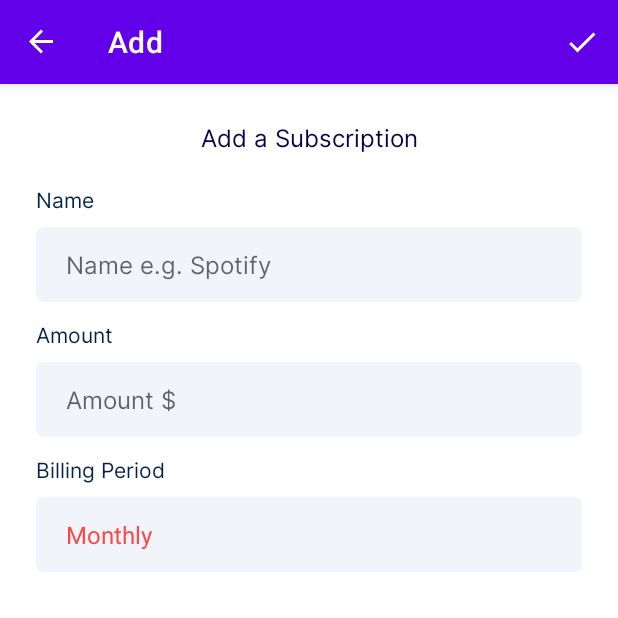
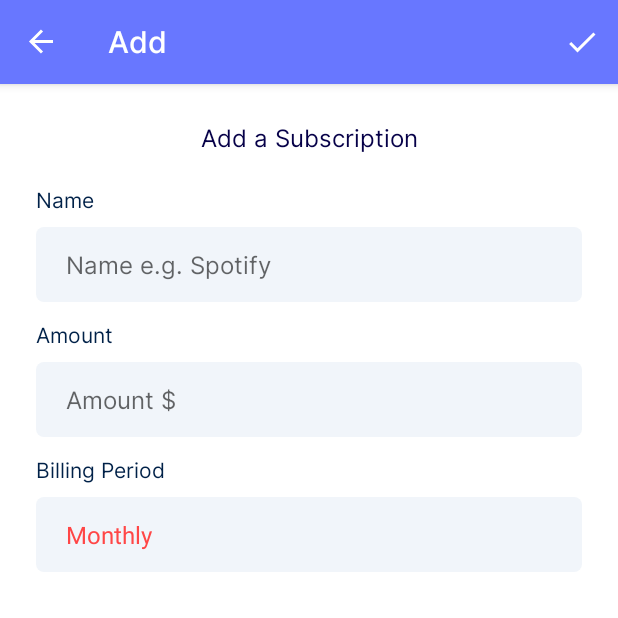
Before and after one commit to boonsuen/recurr, an Android app: the AddFragment screen opened through its navigation route, on a phone screen of 412 x 824 dp, the top half of it. Run offline under Robolectric (Android 15) with nearby library versions, the phone set to English and light mode, and no system bars; our stand-ins replace Room's generated code, navigation-ui; 3 statements that could not run were skipped.

Commit message:
feat: modify actionbar text style

```diff
--- a/app/src/main/res/drawable/custom_input.xml
+++ b/app/src/main/res/drawable/custom_input.xml
@@ -4,7 +4,7 @@
     <item android:state_enabled="true" android:state_focused="true">
         <shape android:shape="rectangle">
             <solid android:color="@color/white" />
-            <stroke android:width="1dp" android:color="#889FFF" />
+            <stroke android:width="1dp" android:color="@color/colorAccent" />
             <corners android:radius="5dp" />
         </shape>
     </item>
--- a/app/src/main/res/layout/fragment_list.xml
+++ b/app/src/main/res/layout/fragment_list.xml
@@ -62,6 +62,7 @@
             android:layout_width="wrap_content"
             android:layout_height="wrap_content"
             android:layout_marginTop="12dp"
+            android:fontFamily="@font/inter_regular"
             android:text="@string/no_data"
             android:textSize="16sp"
             android:textColor="#6E6C84"
--- a/app/src/main/res/layout/fragment_update.xml
+++ b/app/src/main/res/layout/fragment_update.xml
@@ -21,7 +21,7 @@
             android:textColor="#060048"
             android:layout_width="wrap_content"
             android:layout_height="wrap_content"
-            android:text="Edit a Subscription"
+            android:text="Update Subscription"
             android:textSize="16sp"
             app:layout_constraintEnd_toEndOf="parent"
             app:layout_constraintStart_toStartOf="parent"
--- a/app/src/main/res/values-night/themes.xml
+++ b/app/src/main/res/values-night/themes.xml
@@ -8,5 +8,14 @@
         <!-- Status bar color. -->
         <item name="android:statusBarColor" tools:targetApi="l">?attr/colorPrimaryVariant</item>
         <!-- Customize your theme here. -->
+        <item name="actionBarStyle">@style/MyActionBar</item>
+    </style>
+
+    <style name="MyActionBar" parent="@style/Widget.AppCompat.ActionBar.Solid">
+        <item name="titleTextStyle">@style/MyTitleTextStyle</item>
+    </style>
+
+    <style name="MyTitleTextStyle" parent="@style/TextAppearance.AppCompat.Widget.ActionBar.Title">
+        <item name="android:textColor">#000000</item>
     </style>
 </resources>
--- a/app/src/main/res/values/colors.xml
+++ b/app/src/main/res/values/colors.xml
@@ -1,8 +1,8 @@
 <?xml version="1.0" encoding="utf-8"?>
 <resources>
-    <color name="colorPrimary">#6200EA</color>
+    <color name="colorPrimary">#6877FF</color>
     <color name="colorPrimaryDark">#5502C8</color>
-    <color name="colorAccent">#9D46FF</color>
+    <color name="colorAccent">#889FFF</color>
 
     <color name="white">#FFFFFF</color>
     <color name="lightGray">#E6E6E6</color>
--- a/app/src/main/res/values/themes.xml
+++ b/app/src/main/res/values/themes.xml
@@ -8,6 +8,27 @@
         <!-- Status bar color. -->
         <item name="android:statusBarColor" tools:targetApi="l">?attr/colorPrimaryVariant</item>
         <!-- Customize your theme here. -->
+        <item name="actionBarStyle">@style/Widget.AppTheme.ActionBar</item>
+        <item name="actionBarTheme">@style/ThemeOverlay.AppTheme.ActionBar</item>
+        <item name="actionBarPopupTheme">@style/ThemeOverlay.AppTheme.PopupMenu</item>
+    </style>
+
+    <style name="Widget.AppTheme.ActionBar" parent="Widget.AppCompat.ActionBar.Solid">
+        <item name="background">@color/colorPrimary</item>
+        <item name="titleTextColor">@color/white</item>
+        <item name="fontFamily">@font/inter_light</item>
 
     </style>
+
+    <style name="ThemeOverlay.AppTheme.ActionBar" parent="ThemeOverlay.AppCompat.Dark.ActionBar">
+        <item name="android:textColorPrimary">@color/white</item>
+        <item name="fontFamily">@font/inter_medium</item>
+    </style>
+
+    <style name="ThemeOverlay.AppTheme.PopupMenu" parent="ThemeOverlay.AppCompat.Dark">
+        <item name="android:textColorPrimary">#000000</item>
+        <item name="fontFamily">@font/inter_regular</item>
+        <item name="android:textColorSecondary">@color/darkGray</item>
+    </style>
+
 </resources>
```
